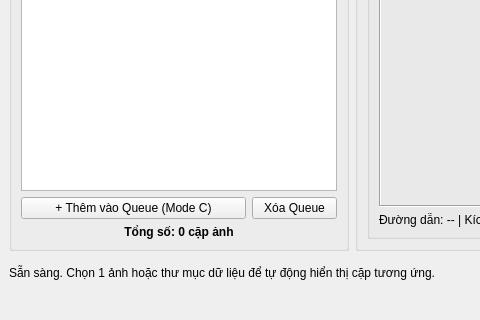
Above: mainwindow.ui from CinnaPea/2026-fusion-research before the change; both pictures show x 0 to 480 and y 460 to 780 of the 1220 by 780 pixel window. Below: the same form after it.
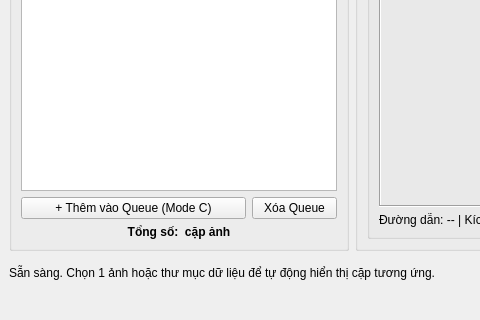
That is the form after the change.

The edit to the form file:
```diff
--- a/mainwindow.ui
+++ b/mainwindow.ui
@@ -257,7 +257,7 @@
             </font>
            </property>
            <property name="text">
-            <string>Tổng số: 0 cặp ảnh</string>
+            <string>Tổng số:  cặp ảnh</string>
            </property>
            <property name="alignment">
             <set>Qt::AlignmentFlag::AlignCenter</set>
```
